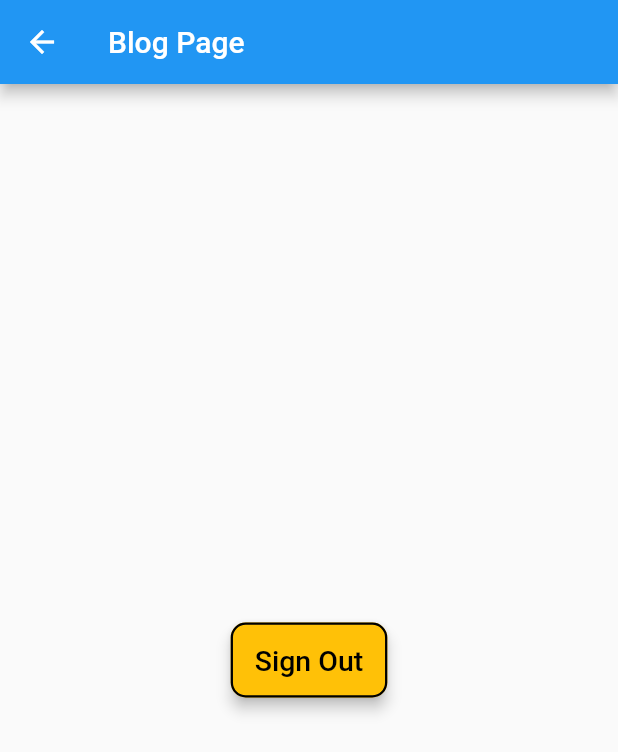
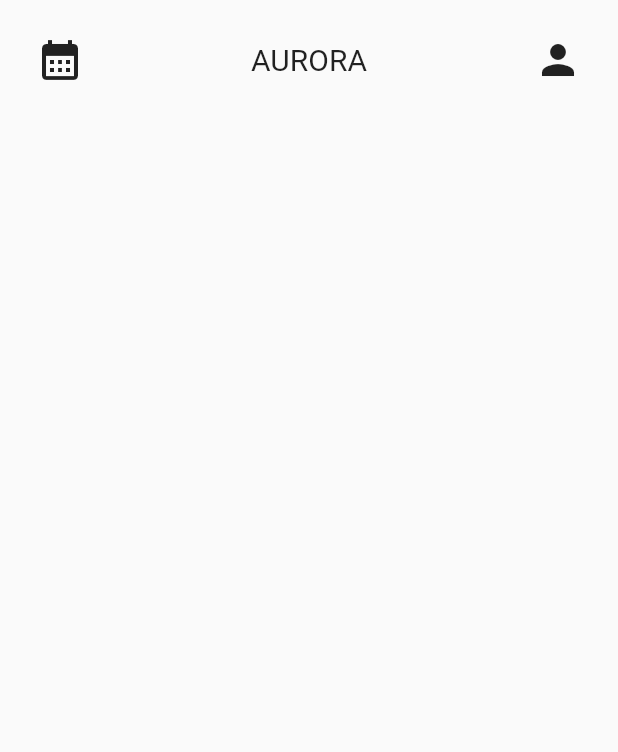
Before and after one commit to Aspendas/aurora, a Flutter app: the ChatScreen screen opened directly, on a phone screen of 412 x 824 dp. Shown: the top 752 px of the screen. Run offline on Flutter 3.47's test engine with Material 2 defaults, Android fonts, the light colour scheme and no system bars; our stand-ins replace circle_nav_bar, firebase_auth, firebase_core, google_sign_in, lottie, material_design_icons_flutter; missing offline and left inert: async_button_builder; accounts and stored records are empty.

```diff
--- a/lib/screens/chat.dart
+++ b/lib/screens/chat.dart
@@ -1,8 +1,4 @@
-import 'package:aurora/services/auth.dart';
-import 'package:aurora/widgets.dart';
 import 'package:flutter/material.dart';
-import 'package:flutter/src/foundation/key.dart';
-import 'package:flutter/src/widgets/framework.dart';
 
 class ChatScreen extends StatelessWidget {
   const ChatScreen({Key? key}) : super(key: key);
@@ -10,18 +6,41 @@ class ChatScreen extends StatelessWidget {
   @override
   Widget build(BuildContext context) {
     return Scaffold(
-      appBar: AppBar(
-        title: const Text("Blog Page"),
+      body: SingleChildScrollView(
+        child: SafeArea(
+          child: Column(
+            children: [
+              const SizedBox(
+                height: 24,
+              ),
+              Padding(
+                padding: const EdgeInsets.symmetric(horizontal: 24.0),
+                child: Row(
+                  mainAxisAlignment: MainAxisAlignment.spaceBetween,
+                  children: [
+                    GestureDetector(
+                      child: const Icon(
+                        Icons.calendar_month,
+                        size: 32,
+                      ),
+                    ),
+                    const Text(
+                      "AURORA",
+                      style: TextStyle(fontSize: 20),
+                    ),
+                    GestureDetector(
+                      child: const Icon(
+                        Icons.person,
+                        size: 32,
+                      ),
+                    ),
+                  ],
+                ),
+              ),
+            ],
+          ),
+        ),
       ),
-      body: Center(
-          child: RoundedButton(
-        colour: Colors.amber,
-        paddings: EdgeInsets.all(8),
-        onPress: () {
-          AuthService().signOut(context);
-        },
-        title: "Sign Out",
-      )),
     );
   }
 }
```
Also changed, not shown: pubspec.lock.
